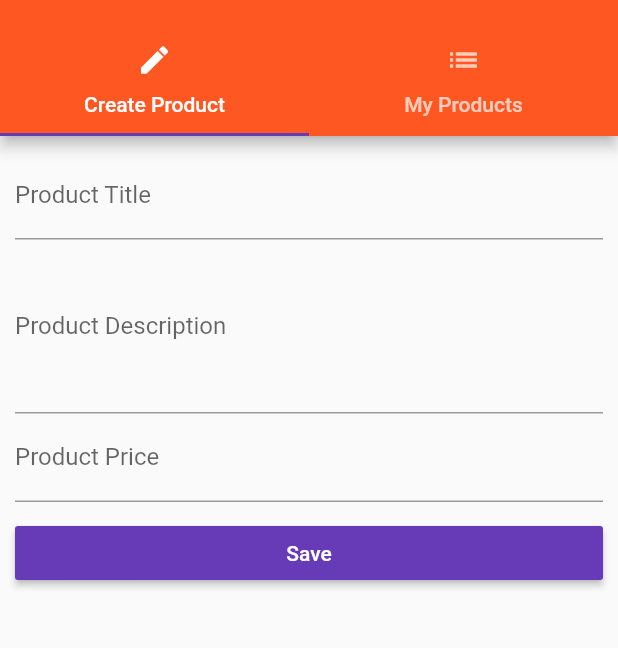
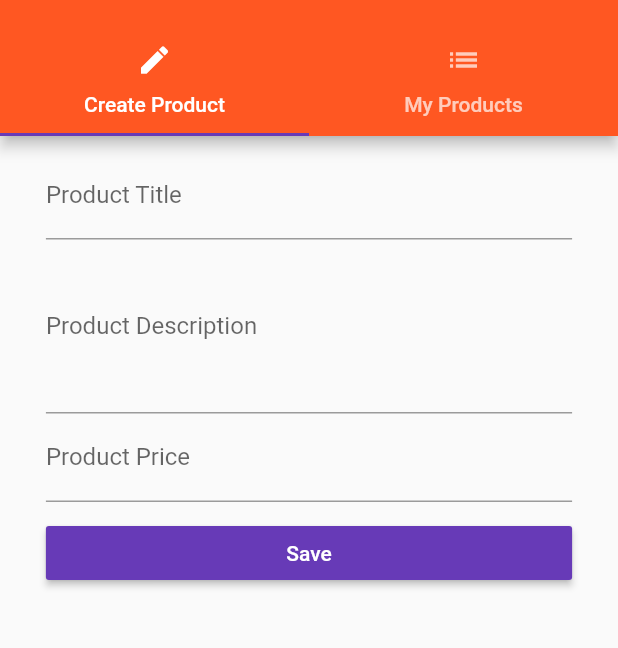
Before and after one commit to EhsanTgv/EasyList, a Flutter app: the ProductAdminPage screen opened by its route, on a phone screen of 412 x 824 dp, the part 59-707 px from its top. Run offline on Flutter 3.47's test engine with Material 2 defaults, Android fonts, the phone set to English and light mode, and no system bars.

Commit message:
Make Create Product Page Compatible with landscape orientation

```diff
--- a/lib/pages/authentication.dart
+++ b/lib/pages/authentication.dart
@@ -68,7 +68,7 @@ class _AuthenticationPageState extends State<AuthenticationPage> {
   @override
   Widget build(BuildContext context) {
     final double deviceWidth = MediaQuery.of(context).size.width;
-    final targetWidth = deviceWidth > 550.0 ? 500.0 : deviceWidth * 0.95;
+    final double targetWidth = deviceWidth > 550.0 ? 500.0 : deviceWidth * 0.95;
 
     return Scaffold(
       appBar: AppBar(
--- a/lib/pages/product_create.dart
+++ b/lib/pages/product_create.dart
@@ -65,9 +65,14 @@ class _ProductCreatePage extends State<ProductCreatePage> {
 
   @override
   Widget build(BuildContext context) {
+    final double deviceWidth = MediaQuery.of(context).size.width;
+    final double targetWidth = deviceWidth > 550.0 ? 500.0 : deviceWidth * 0.95;
+    final double targetPadding = deviceWidth - targetWidth;
+
     return Container(
       margin: EdgeInsets.all(10.0),
       child: ListView(
+        padding: EdgeInsets.symmetric(horizontal: targetPadding),
         children: <Widget>[
           _buildTitleTextField(),
           _buildDescriptionTextField(),
```
